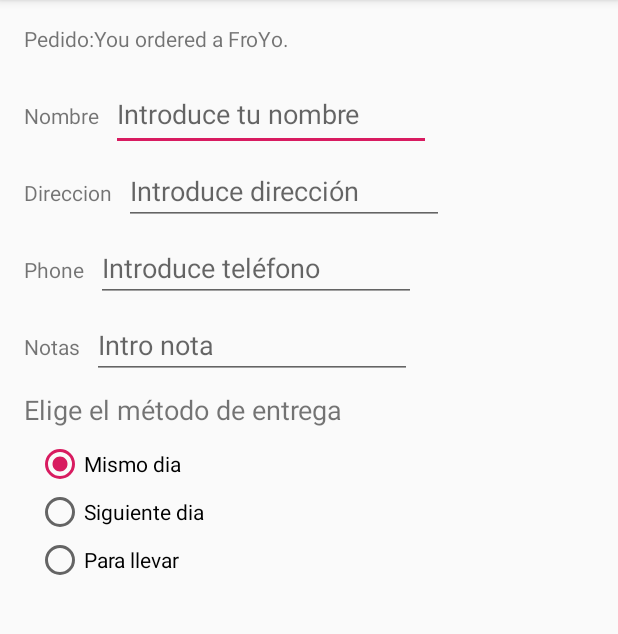
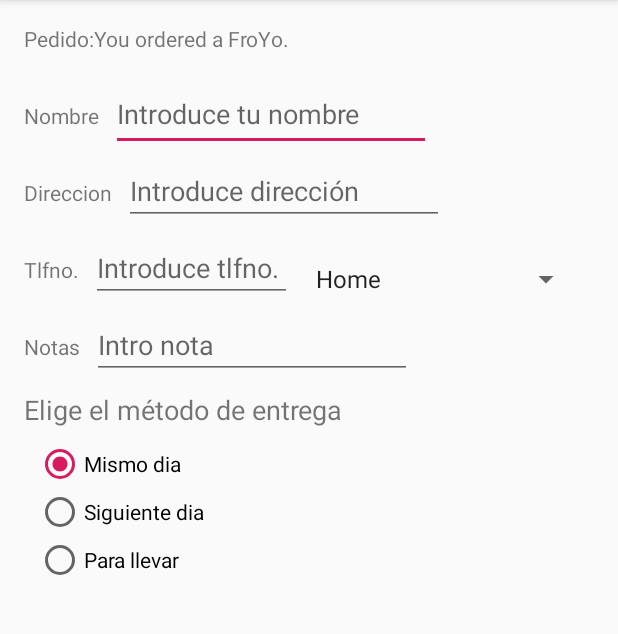
Before and after one commit to Sergiotmg/DroidCafeInput, an Android app: the screen it shows after launch (OrderActivity), after a tap on an icon or button, on a phone screen of 412 x 824 dp, the part 84-718 px from its top. Run offline under Robolectric (Android 15) with nearby library versions, the phone set to English and light mode, and no system bars.

```diff
--- a/app/src/main/AndroidManifest.xml
+++ b/app/src/main/AndroidManifest.xml
@@ -10,7 +10,7 @@
         android:supportsRtl="true"
         android:theme="@style/AppTheme">
         <activity
-            android:name=".MainActivity"
+            android:name="com.example.sergio.droidcafeinput.MainActivity"
             android:label="@string/app_name"
             android:theme="@style/AppTheme.NoActionBar">
             <intent-filter>
@@ -19,7 +19,7 @@
                 <category android:name="android.intent.category.LAUNCHER" />
             </intent-filter>
         </activity>
-        <activity android:name=".OrderActivity"></activity>
+        <activity android:name="com.example.sergio.droidcafeinput.OrderActivity"></activity>
     </application>
 
 </manifest>
--- a/app/src/main/java/com/example/sergio/droidcafe/MainActivity.java
+++ b/app/src/main/java/com/example/sergio/droidcafeinput/MainActivity.java
@@ -1,15 +1,16 @@
-package com.example.sergio.droidcafe;
+package com.example.sergio.droidcafeinput;
 
 import android.content.Intent;
 import android.os.Bundle;
 import android.support.design.widget.FloatingActionButton;
-import android.support.design.widget.Snackbar;
 import android.support.v7.app.AppCompatActivity;
 import android.support.v7.widget.Toolbar;
 import android.view.View;
 import android.view.Menu;
 import android.view.MenuItem;
 import android.widget.Toast;
+
+import com.example.sergio.droidcafe.R;
 
 public class MainActivity extends AppCompatActivity {
 
--- a/app/src/main/java/com/example/sergio/droidcafe/OrderActivity.java
+++ b/app/src/main/java/com/example/sergio/droidcafeinput/OrderActivity.java
@@ -1,15 +1,22 @@
-package com.example.sergio.droidcafe;
+package com.example.sergio.droidcafeinput;
 
 import android.content.Intent;
 import android.support.v7.app.AppCompatActivity;
 import android.os.Bundle;
 import android.view.View;
+import android.widget.AdapterView;
+import android.widget.ArrayAdapter;
 import android.widget.RadioButton;
 import android.widget.RadioGroup;
+import android.widget.Spinner;
 import android.widget.TextView;
 import android.widget.Toast;
 
-public class OrderActivity extends AppCompatActivity {
+import com.example.sergio.droidcafe.R;
+
+public class OrderActivity extends AppCompatActivity implements
+        AdapterView.OnItemSelectedListener {
+    Spinner spinner;
 
     @Override
     protected void onCreate(Bundle savedInstanceState) {
@@ -25,6 +32,20 @@ public class OrderActivity extends AppCompatActivity {
         //para los radiobutton definimos el RadioGroup
         RadioGroup radioGroup= findViewById(R.id.radioGroup);
         radioGroup.check(R.id.sameday);
+        //creamos el spinner
+        spinner = findViewById(R.id.label_spinner);
+        if (spinner != null) {
+            spinner.setOnItemSelectedListener(this);
+        }
+        // Crear ArrayAdapter usando el string array y el layput del spinner por defecto
+        ArrayAdapter<CharSequence> adapter = ArrayAdapter.createFromResource(this,
+                R.array.labels_array, android.R.layout.simple_spinner_item);
+        // Specify the layout to use when the list of choices appears.
+        adapter.setDropDownViewResource(android.R.layout.simple_spinner_dropdown_item);
+        // Apply the adapter to the spinner.
+        if (spinner != null) {
+            spinner.setAdapter(adapter);
+        }
     }
 
     public void onRadioButtonClicked(View view) {
@@ -58,4 +79,16 @@ public class OrderActivity extends AppCompatActivity {
         Toast.makeText(getApplicationContext(), message,
                 Toast.LENGTH_SHORT).show();
     }
+    @Override
+    public void onItemSelected(AdapterView<?> parent, View view, int position, long id) {
+
+
+        String spinnerLabel = spinner.getItemAtPosition(position).toString();
+        displayToast(spinnerLabel);
+
+    }
+    @Override
+    public void onNothingSelected(AdapterView<?> parent) {
+
+    }
 }
--- a/app/src/main/res/layout-land/activity_main.xml
+++ b/app/src/main/res/layout-land/activity_main.xml
@@ -4,7 +4,7 @@
     xmlns:tools="http://schemas.android.com/tools"
     android:layout_width="match_parent"
     android:layout_height="match_parent"
-    tools:context=".MainActivity">
+    tools:context="com.example.sergio.droidcafeinput.MainActivity">
 
     <android.support.design.widget.AppBarLayout
         android:layout_width="match_parent"
--- a/app/src/main/res/layout-land/content_main.xml
+++ b/app/src/main/res/layout-land/content_main.xml
@@ -5,7 +5,7 @@
     android:layout_width="match_parent"
     android:layout_height="match_parent"
     app:layout_behavior="@string/appbar_scrolling_view_behavior"
-    tools:context=".MainActivity"
+    tools:context="com.example.sergio.droidcafeinput.MainActivity"
     tools:showIn="@layout/activity_main">
 
     <TextView
--- a/app/src/main/res/layout-sw600dp/content_main.xml
+++ b/app/src/main/res/layout-sw600dp/content_main.xml
@@ -5,7 +5,7 @@
     android:layout_width="match_parent"
     android:layout_height="match_parent"
     app:layout_behavior="@string/appbar_scrolling_view_behavior"
-    tools:context=".MainActivity"
+    tools:context="com.example.sergio.droidcafeinput.MainActivity"
     tools:showIn="@layout/activity_main">
 
     <TextView
--- a/app/src/main/res/layout/activity_main.xml
+++ b/app/src/main/res/layout/activity_main.xml
@@ -4,7 +4,7 @@
     xmlns:tools="http://schemas.android.com/tools"
     android:layout_width="match_parent"
     android:layout_height="match_parent"
-    tools:context=".MainActivity">
+    tools:context="com.example.sergio.droidcafeinput.MainActivity">
 
     <android.support.design.widget.AppBarLayout
         android:layout_width="match_parent"
--- a/app/src/main/res/layout/activity_order.xml
+++ b/app/src/main/res/layout/activity_order.xml
@@ -4,7 +4,7 @@
     xmlns:tools="http://schemas.android.com/tools"
     android:layout_width="match_parent"
     android:layout_height="match_parent"
-    tools:context=".OrderActivity">
+    tools:context="com.example.sergio.droidcafeinput.OrderActivity">
 
     <TextView
         android:id="@+id/order_textview"
@@ -65,7 +65,7 @@
 
     <EditText
         android:id="@+id/phone_text"
-        android:layout_width="wrap_content"
+        android:layout_width="134dp"
         android:layout_height="wrap_content"
         android:layout_marginStart="8dp"
         android:layout_marginLeft="8dp"
@@ -82,7 +82,7 @@
         android:layout_marginStart="16dp"
         android:layout_marginLeft="16dp"
         android:layout_marginTop="32dp"
-        android:text="Phone"
+        android:text="@string/phone_label"
         app:layout_constraintStart_toStartOf="parent"
         app:layout_constraintTop_toBottomOf="@+id/address_label_text" />
 
@@ -158,4 +158,17 @@
             android:text="@string/pick_up" />
     </RadioGroup>
 
+    <Spinner
+        android:id="@+id/label_spinner"
+        android:layout_width="0dp"
+        android:layout_height="wrap_content"
+        android:layout_marginStart="8dp"
+        android:layout_marginLeft="8dp"
+        android:layout_marginTop="24dp"
+        android:layout_marginEnd="24dp"
+        android:layout_marginRight="24dp"
+        app:layout_constraintEnd_toEndOf="parent"
+        app:layout_constraintStart_toEndOf="@+id/phone_text"
+        app:layout_constraintTop_toBottomOf="@+id/adress_text" />
+
 </android.support.constraint.ConstraintLayout>
--- a/app/src/main/res/layout/content_main.xml
+++ b/app/src/main/res/layout/content_main.xml
@@ -5,7 +5,7 @@
     android:layout_width="match_parent"
     android:layout_height="match_parent"
     app:layout_behavior="@string/appbar_scrolling_view_behavior"
-    tools:context=".MainActivity"
+    tools:context="com.example.sergio.droidcafeinput.MainActivity"
     tools:showIn="@layout/activity_main">
 
     <TextView
--- a/app/src/main/res/menu/menu_main.xml
+++ b/app/src/main/res/menu/menu_main.xml
@@ -1,7 +1,7 @@
 <menu xmlns:android="http://schemas.android.com/apk/res/android"
     xmlns:app="http://schemas.android.com/apk/res-auto"
     xmlns:tools="http://schemas.android.com/tools"
-    tools:context="com.example.sergio.droidcafe.MainActivity">
+    tools:context="com.example.sergio.droidcafeinput.MainActivity">
     <item
         android:id="@+id/action_settings"
         android:orderInCategory="100"
--- a/app/src/main/res/values/strings.xml
+++ b/app/src/main/res/values/strings.xml
@@ -19,7 +19,7 @@
 
     <string name="enter_adress_hint">Introduce dirección</string>
     <string name="enter_your_name">Introduce tu nombre</string>
-    <string name="enter_phone">Introduce teléfono</string>
+    <string name="enter_phone">Introduce tlfno.</string>
     //para las notas
     <string name="note">Notas</string>
     <string name="note_text">Introduce nota</string>
@@ -31,6 +31,16 @@
     <string name="next_day_text">Siguiente dia</string>
     <string name="same_day_text">Mismo dia</string>
     <string name="adress_label_text">Direccion</string>
+    <string name="phone_label">Tlfno.</string>
+
+    //para el spinner
+
+    <string-array name="labels_array">
+        <item>Home</item>
+        <item>Work</item>
+        <item>Mobile</item>
+        <item>Other</item>
+    </string-array>
 
 
 </resources>
```
